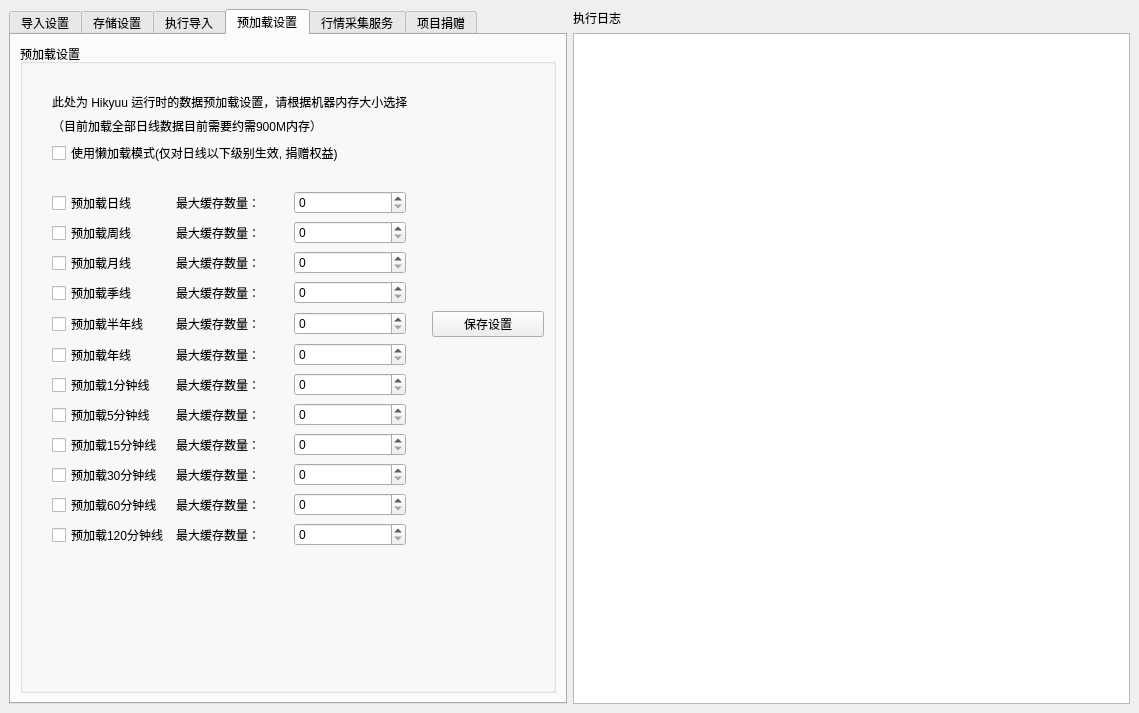
This is hikyuu/gui/data/MainWindow.ui in fasiondog/hikyuu as Qt 5 draws it before an edit. The edited form follows.
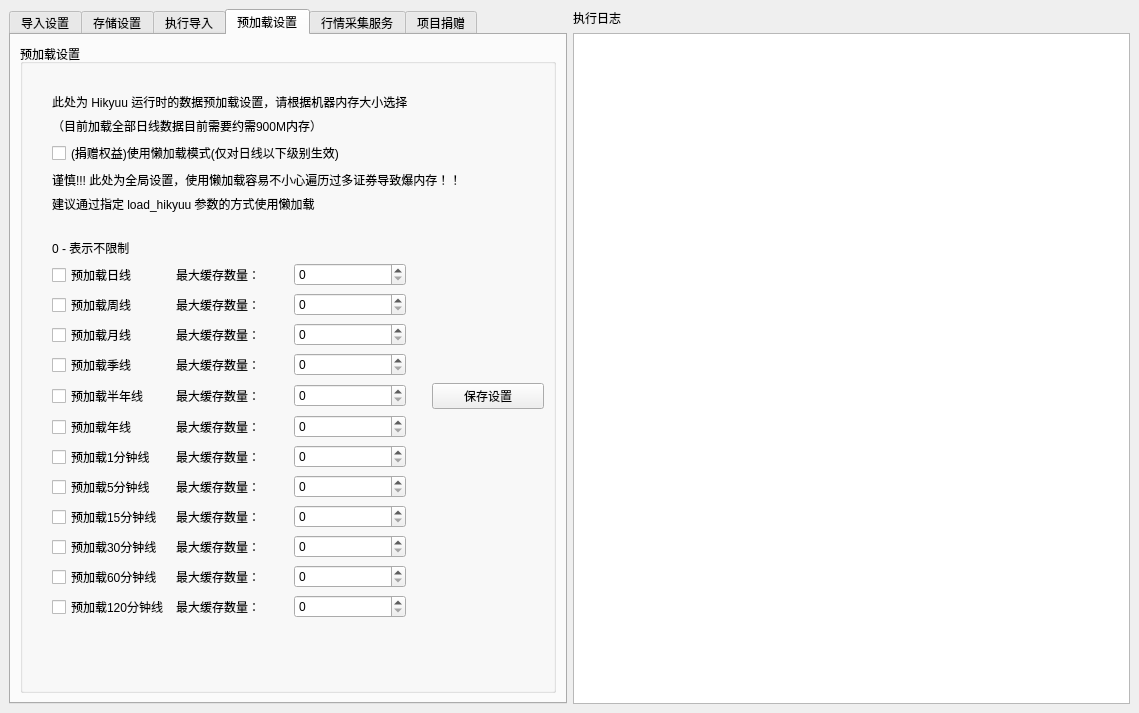
This is the edited form. The open tabs and pages were chosen to show the change. Icons and pictures are not drawn.

Commit message: 微调界面增加注意事项

Diff of the .ui file:
```diff
--- a/hikyuu/gui/data/MainWindow.ui
+++ b/hikyuu/gui/data/MainWindow.ui
@@ -1123,7 +1123,21 @@
              <item>
               <widget class="QCheckBox" name="lazy_checkBox">
                <property name="text">
-                <string>使用懒加载模式(仅对日线以下级别生效, 捐赠权益)</string>
+                <string>(捐赠权益)使用懒加载模式(仅对日线以下级别生效)</string>
+               </property>
+              </widget>
+             </item>
+             <item>
+              <widget class="QLabel" name="label_57">
+               <property name="text">
+                <string>谨慎!!! 此处为全局设置，使用懒加载容易不小心遍历过多证券导致爆内存！！</string>
+               </property>
+              </widget>
+             </item>
+             <item>
+              <widget class="QLabel" name="label_58">
+               <property name="text">
+                <string>建议通过指定 load_hikyuu 参数的方式使用懒加载</string>
                </property>
               </widget>
              </item>
@@ -1150,196 +1164,98 @@
              <property name="leftMargin">
               <number>20</number>
              </property>
-             <item row="2" column="2">
-              <widget class="QSpinBox" name="preload_month_spinBox">
-               <property name="maximum">
-                <number>999999</number>
-               </property>
-              </widget>
-             </item>
-             <item row="3" column="2">
-              <widget class="QSpinBox" name="preload_quarter_spinBox">
-               <property name="maximum">
-                <number>999999</number>
-               </property>
-              </widget>
-             </item>
-             <item row="7" column="0">
-              <widget class="QCheckBox" name="preload_min5_checkBox">
+             <item row="12" column="0">
+              <widget class="QCheckBox" name="preload_hour2_checkBox">
                <property name="text">
-                <string>预加载5分钟线</string>
+                <string>预加载120分钟线</string>
                </property>
               </widget>
              </item>
-             <item row="9" column="1">
-              <widget class="QLabel" name="label_33">
+             <item row="6" column="2">
+              <widget class="QSpinBox" name="preload_year_spinBox">
+               <property name="maximum">
+                <number>999999</number>
+               </property>
+              </widget>
+             </item>
+             <item row="11" column="1">
+              <widget class="QLabel" name="label_34">
                <property name="text">
                 <string>最大缓存数量：</string>
                </property>
               </widget>
              </item>
              <item row="2" column="1">
-              <widget class="QLabel" name="label_26">
+              <widget class="QLabel" name="label_25">
                <property name="text">
                 <string>最大缓存数量：</string>
                </property>
               </widget>
              </item>
-             <item row="1" column="2">
-              <widget class="QSpinBox" name="preload_week_spinBox">
+             <item row="9" column="2">
+              <widget class="QSpinBox" name="preload_min15_spinBox">
                <property name="maximum">
                 <number>999999</number>
                </property>
               </widget>
              </item>
-             <item row="3" column="1">
-              <widget class="QLabel" name="label_27">
-               <property name="text">
-                <string>最大缓存数量：</string>
-               </property>
-              </widget>
-             </item>
-             <item row="5" column="0">
+             <item row="6" column="0">
               <widget class="QCheckBox" name="preload_year_checkBox">
                <property name="text">
                 <string>预加载年线</string>
                </property>
               </widget>
              </item>
-             <item row="4" column="2">
-              <widget class="QSpinBox" name="preload_halfyear_spinBox">
-               <property name="maximum">
-                <number>999999</number>
-               </property>
-              </widget>
-             </item>
-             <item row="0" column="2">
-              <widget class="QSpinBox" name="preload_day_spinBox">
-               <property name="maximum">
-                <number>999999</number>
-               </property>
-              </widget>
-             </item>
-             <item row="9" column="0">
-              <widget class="QCheckBox" name="preload_min30_checkBox">
-               <property name="text">
-                <string>预加载30分钟线</string>
-               </property>
-              </widget>
-             </item>
-             <item row="4" column="1">
-              <widget class="QLabel" name="label_28">
+             <item row="12" column="1">
+              <widget class="QLabel" name="label_42">
                <property name="text">
                 <string>最大缓存数量：</string>
                </property>
               </widget>
              </item>
-             <item row="8" column="2">
-              <widget class="QSpinBox" name="preload_min15_spinBox">
+             <item row="2" column="2">
+              <widget class="QSpinBox" name="preload_week_spinBox">
                <property name="maximum">
                 <number>999999</number>
                </property>
               </widget>
              </item>
-             <item row="4" column="4">
+             <item row="5" column="4">
               <widget class="QPushButton" name="save_pushButton">
                <property name="text">
                 <string>保存设置</string>
                </property>
               </widget>
              </item>
-             <item row="10" column="1">
-              <widget class="QLabel" name="label_34">
-               <property name="text">
-                <string>最大缓存数量：</string>
-               </property>
-              </widget>
-             </item>
-             <item row="11" column="0">
-              <widget class="QCheckBox" name="preload_hour2_checkBox">
-               <property name="text">
-                <string>预加载120分钟线</string>
-               </property>
-              </widget>
-             </item>
-             <item row="4" column="0">
-              <widget class="QCheckBox" name="preload_halfyear_checkBox">
-               <property name="text">
-                <string>预加载半年线</string>
-               </property>
-              </widget>
-             </item>
-             <item row="0" column="0">
-              <widget class="QCheckBox" name="preload_day_checkBox">
-               <property name="text">
-                <string>预加载日线</string>
-               </property>
-              </widget>
-             </item>
-             <item row="0" column="1">
-              <widget class="QLabel" name="label_24">
-               <property name="text">
-                <string>最大缓存数量：</string>
-               </property>
-              </widget>
-             </item>
-             <item row="6" column="0">
-              <widget class="QCheckBox" name="preload_min1_checkBox">
-               <property name="text">
-                <string>预加载1分钟线</string>
-               </property>
-              </widget>
-             </item>
-             <item row="8" column="0">
+             <item row="9" column="0">
               <widget class="QCheckBox" name="preload_min15_checkBox">
                <property name="text">
                 <string>预加载15分钟线</string>
                </property>
               </widget>
              </item>
-             <item row="6" column="2">
+             <item row="7" column="2">
               <widget class="QSpinBox" name="preload_min1_spinBox">
                <property name="maximum">
                 <number>999999</number>
                </property>
               </widget>
              </item>
-             <item row="10" column="0">
-              <widget class="QCheckBox" name="preload_min60_checkBox">
-               <property name="text">
-                <string>预加载60分钟线</string>
-               </property>
-              </widget>
-             </item>
-             <item row="10" column="2">
-              <widget class="QSpinBox" name="preload_min60_spinBox">
+             <item row="8" column="2">
+              <widget class="QSpinBox" name="preload_min5_spinBox">
                <property name="maximum">
                 <number>999999</number>
                </property>
               </widget>
              </item>
-             <item row="5" column="1">
-              <widget class="QLabel" name="label_29">
+             <item row="4" column="0">
+              <widget class="QCheckBox" name="preload_quarter_checkBox">
                <property name="text">
-                <string>最大缓存数量：</string>
+                <string>预加载季线</string>
                </property>
               </widget>
              </item>
-             <item row="11" column="2">
-              <widget class="QSpinBox" name="preload_hour2_spinBox">
-               <property name="maximum">
-                <number>999999</number>
-               </property>
-              </widget>
-             </item>
-             <item row="1" column="0">
-              <widget class="QCheckBox" name="preload_week_checkBox">
-               <property name="text">
-                <string>预加载周线</string>
-               </property>
-              </widget>
-             </item>
-             <item row="4" column="3">
+             <item row="5" column="3">
               <spacer name="horizontalSpacer_6">
                <property name="orientation">
                 <enum>Qt::Horizontal</enum>
@@ -1355,73 +1271,178 @@
                </property>
               </spacer>
              </item>
+             <item row="10" column="0">
+              <widget class="QCheckBox" name="preload_min30_checkBox">
+               <property name="text">
+                <string>预加载30分钟线</string>
+               </property>
+              </widget>
+             </item>
+             <item row="3" column="1">
+              <widget class="QLabel" name="label_26">
+               <property name="text">
+                <string>最大缓存数量：</string>
+               </property>
+              </widget>
+             </item>
+             <item row="10" column="2">
+              <widget class="QSpinBox" name="preload_min30_spinBox">
+               <property name="maximum">
+                <number>999999</number>
+               </property>
+              </widget>
+             </item>
+             <item row="9" column="1">
+              <widget class="QLabel" name="label_32">
+               <property name="text">
+                <string>最大缓存数量：</string>
+               </property>
+              </widget>
+             </item>
              <item row="3" column="0">
-              <widget class="QCheckBox" name="preload_quarter_checkBox">
-               <property name="text">
-                <string>预加载季线</string>
-               </property>
-              </widget>
-             </item>
-             <item row="7" column="1">
-              <widget class="QLabel" name="label_31">
-               <property name="text">
-                <string>最大缓存数量：</string>
-               </property>
-              </widget>
-             </item>
-             <item row="1" column="1">
-              <widget class="QLabel" name="label_25">
-               <property name="text">
-                <string>最大缓存数量：</string>
-               </property>
-              </widget>
-             </item>
-             <item row="2" column="0">
               <widget class="QCheckBox" name="preload_month_checkBox">
                <property name="text">
                 <string>预加载月线</string>
                </property>
               </widget>
              </item>
-             <item row="6" column="1">
+             <item row="8" column="0">
+              <widget class="QCheckBox" name="preload_min5_checkBox">
+               <property name="text">
+                <string>预加载5分钟线</string>
+               </property>
+              </widget>
+             </item>
+             <item row="5" column="2">
+              <widget class="QSpinBox" name="preload_halfyear_spinBox">
+               <property name="maximum">
+                <number>999999</number>
+               </property>
+              </widget>
+             </item>
+             <item row="4" column="1">
+              <widget class="QLabel" name="label_27">
+               <property name="text">
+                <string>最大缓存数量：</string>
+               </property>
+              </widget>
+             </item>
+             <item row="5" column="1">
+              <widget class="QLabel" name="label_28">
+               <property name="text">
+                <string>最大缓存数量：</string>
+               </property>
+              </widget>
+             </item>
+             <item row="1" column="0">
+              <widget class="QCheckBox" name="preload_day_checkBox">
+               <property name="text">
+                <string>预加载日线</string>
+               </property>
+              </widget>
+             </item>
+             <item row="4" column="2">
+              <widget class="QSpinBox" name="preload_quarter_spinBox">
+               <property name="maximum">
+                <number>999999</number>
+               </property>
+              </widget>
+             </item>
+             <item row="7" column="1">
               <widget class="QLabel" name="label_30">
                <property name="text">
                 <string>最大缓存数量：</string>
                </property>
               </widget>
              </item>
-             <item row="7" column="2">
-              <widget class="QSpinBox" name="preload_min5_spinBox">
+             <item row="6" column="1">
+              <widget class="QLabel" name="label_29">
+               <property name="text">
+                <string>最大缓存数量：</string>
+               </property>
+              </widget>
+             </item>
+             <item row="11" column="0">
+              <widget class="QCheckBox" name="preload_min60_checkBox">
+               <property name="text">
+                <string>预加载60分钟线</string>
+               </property>
+              </widget>
+             </item>
+             <item row="10" column="1">
+              <widget class="QLabel" name="label_33">
+               <property name="text">
+                <string>最大缓存数量：</string>
+               </property>
+              </widget>
+             </item>
+             <item row="2" column="0">
+              <widget class="QCheckBox" name="preload_week_checkBox">
+               <property name="text">
+                <string>预加载周线</string>
+               </property>
+              </widget>
+             </item>
+             <item row="5" column="0">
+              <widget class="QCheckBox" name="preload_halfyear_checkBox">
+               <property name="text">
+                <string>预加载半年线</string>
+               </property>
+              </widget>
+             </item>
+             <item row="7" column="0">
+              <widget class="QCheckBox" name="preload_min1_checkBox">
+               <property name="text">
+                <string>预加载1分钟线</string>
+               </property>
+              </widget>
+             </item>
+             <item row="11" column="2">
+              <widget class="QSpinBox" name="preload_min60_spinBox">
                <property name="maximum">
                 <number>999999</number>
                </property>
               </widget>
              </item>
-             <item row="11" column="1">
-              <widget class="QLabel" name="label_42">
+             <item row="3" column="2">
+              <widget class="QSpinBox" name="preload_month_spinBox">
+               <property name="maximum">
+                <number>999999</number>
+               </property>
+              </widget>
+             </item>
+             <item row="1" column="1">
+              <widget class="QLabel" name="label_24">
                <property name="text">
                 <string>最大缓存数量：</string>
                </property>
               </widget>
              </item>
+             <item row="12" column="2">
+              <widget class="QSpinBox" name="preload_hour2_spinBox">
+               <property name="maximum">
+                <number>999999</number>
+               </property>
+              </widget>
+             </item>
              <item row="8" column="1">
-              <widget class="QLabel" name="label_32">
+              <widget class="QLabel" name="label_31">
                <property name="text">
                 <string>最大缓存数量：</string>
                </property>
               </widget>
              </item>
-             <item row="9" column="2">
-              <widget class="QSpinBox" name="preload_min30_spinBox">
+             <item row="1" column="2">
+              <widget class="QSpinBox" name="preload_day_spinBox">
                <property name="maximum">
                 <number>999999</number>
                </property>
               </widget>
              </item>
-             <item row="5" column="2">
-              <widget class="QSpinBox" name="preload_year_spinBox">
-               <property name="maximum">
-                <number>999999</number>
+             <item row="0" column="0">
+              <widget class="QLabel" name="label_59">
+               <property name="text">
+                <string>0 - 表示不限制</string>
                </property>
               </widget>
              </item>
```
The commit also changes 1 other file.
